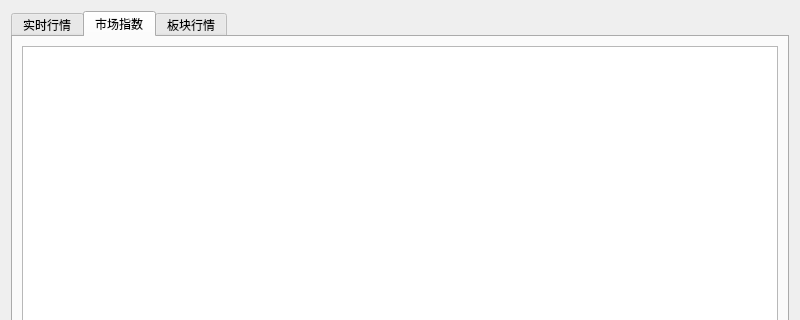
This is ui/quotewidget.ui in wang-shi-ya/StockTraderClient as Qt 5 draws it before an edit; both pictures show x 0 to 800 and y 0 to 320 of the 800 by 600 pixel window. The edited form follows.
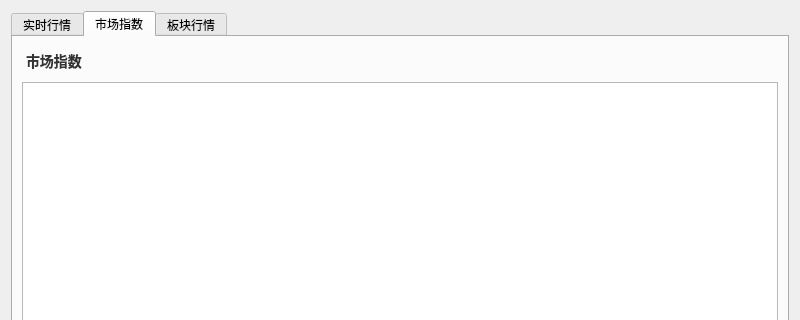
This is the edited form. The open tabs and pages were chosen to show the change.

The edit to the form file:
```diff
--- a/ui/quotewidget.ui
+++ b/ui/quotewidget.ui
@@ -93,6 +93,16 @@
        <string>市场指数</string>
       </attribute>
       <layout class="QVBoxLayout" name="indexLayout">
+       <item>
+        <widget class="QLabel" name="indexTitleLabel">
+         <property name="text">
+          <string>市场指数</string>
+         </property>
+         <property name="styleSheet">
+          <string>font-weight: bold; font-size: 14px; color: #333; padding: 4px 0;</string>
+         </property>
+        </widget>
+       </item>
        <item>
         <widget class="QTableWidget" name="indexTable">
          <property name="alternatingRowColors">
```
Left out of the diff: 20 changed lines with no effect on the pictures.
